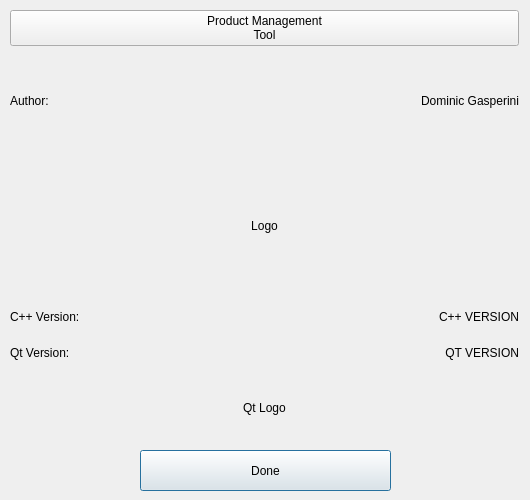
This is AboutDlg.ui in dom-gasperini/CC-Product-Management-Tool as Qt 5 draws it before an edit. The edited form follows.
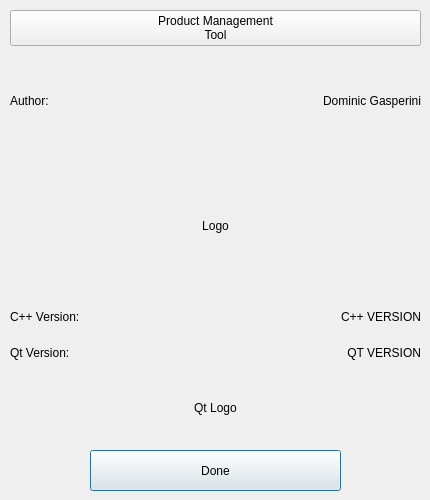
This is the edited form.

Commit message: fixed up about dialog

```diff
--- a/AboutDlg.ui
+++ b/AboutDlg.ui
@@ -6,19 +6,19 @@
    <rect>
     <x>0</x>
     <y>0</y>
-    <width>530</width>
+    <width>430</width>
     <height>500</height>
    </rect>
   </property>
   <property name="minimumSize">
    <size>
-    <width>500</width>
+    <width>430</width>
     <height>500</height>
    </size>
   </property>
   <property name="maximumSize">
    <size>
-    <width>530</width>
+    <width>430</width>
     <height>500</height>
    </size>
   </property>
@@ -28,7 +28,7 @@
   <widget class="QPushButton" name="exitBtn">
    <property name="geometry">
     <rect>
-     <x>140</x>
+     <x>90</x>
      <y>450</y>
      <width>251</width>
      <height>41</height>
@@ -43,7 +43,7 @@
     <rect>
      <x>10</x>
      <y>10</y>
-     <width>509</width>
+     <width>411</width>
      <height>431</height>
     </rect>
    </property>
```
The commit also changes 86 other files.
